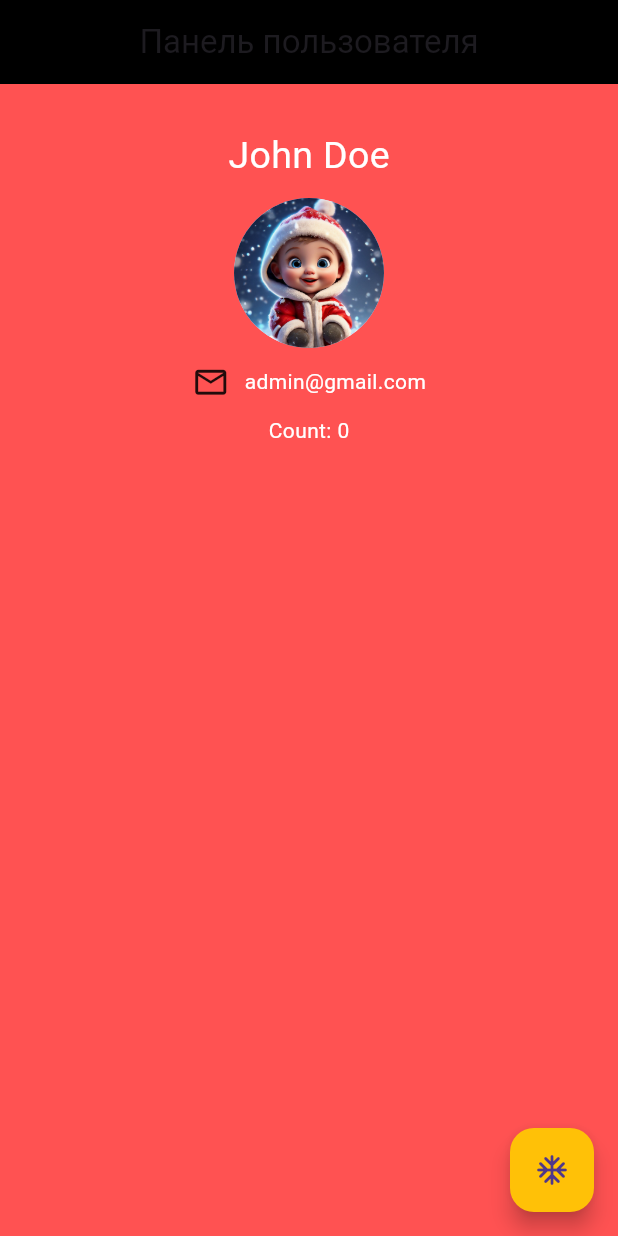
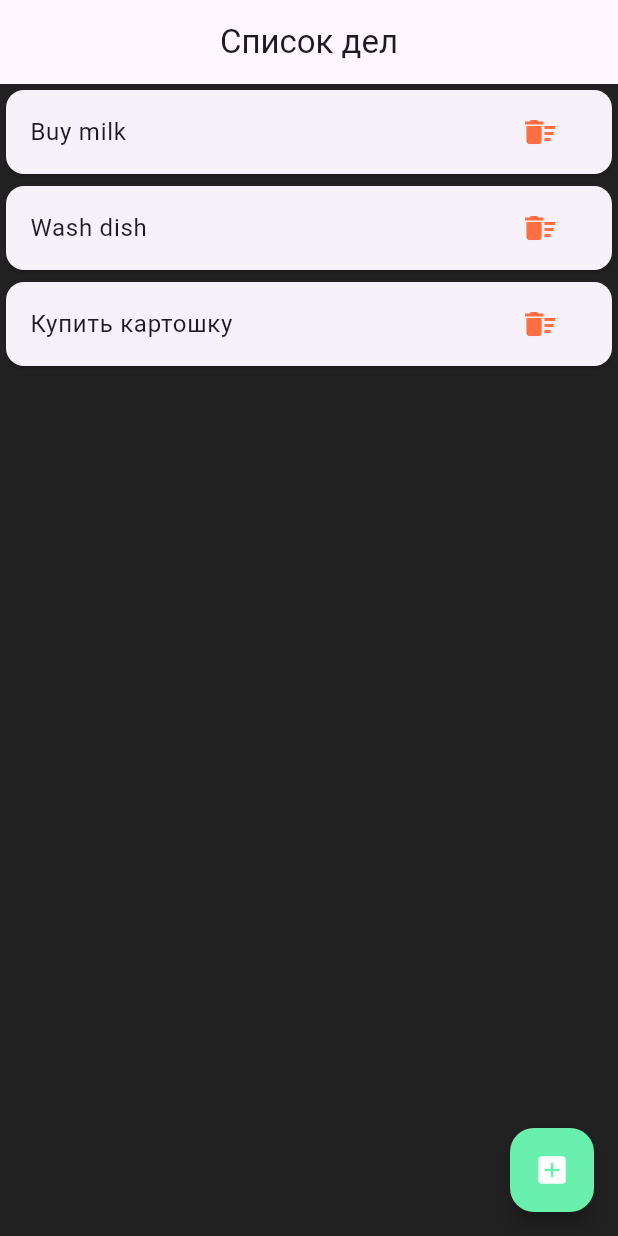
Before and after one commit to stepa456/GoshaDudar, a Flutter app: the screen it shows after launch, on a phone screen of 412 x 824 dp. Run offline on Flutter 3.47's test engine with Material 3 defaults, Android fonts, the phone set to English and light mode, and no system bars.

Commit message:
Create ToDoList

```diff
--- a/lib/main.dart
+++ b/lib/main.dart
@@ -1,80 +1,9 @@
 import 'package:flutter/material.dart';
+import 'package:gosha_dudar_1/pages/home.dart';
 
 void main() => runApp(MaterialApp(
-      home: UserPanel(),
+      theme: ThemeData(
+        primaryColor: Colors.deepOrangeAccent,
+      ),
+      home: const Home(),
     ));
-
-class UserPanel extends StatefulWidget {
-  const UserPanel({Key? key}) : super(key: key);
-  @override
-  State<UserPanel> createState() => _UserPanelState();
-}
-
-class _UserPanelState extends State<UserPanel> {
-  int _count = 0;
-
-  @override
-  Widget build(BuildContext context) {
-    return Scaffold(
-        backgroundColor: Colors.redAccent,
-        appBar: AppBar(
-          title: Text('Панель пользователя'),
-          centerTitle: true,
-          backgroundColor: Colors.black,
-        ),
-        body: SafeArea(
-            child: Row(mainAxisAlignment: MainAxisAlignment.center, children: [
-          Column(
-            children: [
-              Padding(
-                padding: EdgeInsets.only(top: 30),
-              ),
-              Text(
-                'John Doe',
-                style: TextStyle(
-                  fontSize: 25,
-                  color: Colors.white,
-                ),
-              ),
-              Padding(
-                padding: EdgeInsets.only(top: 10),
-              ),
-              CircleAvatar(
-                backgroundImage: AssetImage('assets/child.jpg'),
-                radius: 50,
-              ),
-              Padding(
-                padding: EdgeInsets.only(top: 10),
-              ),
-              Row(
-                children: [
-                  Icon(Icons.mail_outline, size: 25),
-                  Padding(
-                    padding: EdgeInsets.only(left: 10),
-                  ),
-                  Text(
-                    'admin@gmail.com',
-                    style: TextStyle(color: Colors.white),
-                  )
-                ],
-              ),
-              Padding(
-                padding: EdgeInsets.only(top: 10),
-              ),
-              Text(
-                'Count: $_count',
-                style: TextStyle(color: Colors.white),
-              )
-            ],
-          )
-        ])),
-        floatingActionButton: FloatingActionButton(
-            child: Icon(Icons.ac_unit_rounded),
-            backgroundColor: Colors.amber,
-            onPressed: () {
-              setState(() {
-                _count++;
-              });
-            }));
-  }
-}
--- /dev/null
+++ b/lib/pages/home.dart
@@ -0,0 +1,91 @@
+import 'package:flutter/material.dart';
+
+class Home extends StatefulWidget {
+  const Home({super.key});
+
+  @override
+  State<Home> createState() => _HomeState();
+}
+
+class _HomeState extends State<Home> {
+  late String _userToDO;
+  List todoList = [];
+
+  @override
+  void initState() {
+    super.initState();
+    todoList.addAll(['Buy milk', 'Wash dish', 'Купить картошку']);
+  }
+
+  @override
+  Widget build(BuildContext context) {
+    return Scaffold(
+      backgroundColor: Colors.grey[900],
+      appBar: AppBar(
+        title: const Text('Список дел'),
+        centerTitle: true,
+      ),
+      body: ListView.builder(
+          itemCount: todoList.length,
+          itemBuilder: (BuildContext context, int index) {
+            return Dismissible(
+              key: Key(todoList[index]),
+              child: Card(
+                child: ListTile(
+                  title: Text(todoList[index]),
+                  trailing: IconButton(
+                    icon: Icon(
+                      Icons.delete_sweep,
+                      color: Colors.deepOrangeAccent,
+                    ),
+                    onPressed: () {
+                      setState(() {
+                        todoList.removeAt(index);
+                      });
+                    },
+                  ),
+                ),
+              ),
+              onDismissed: (direction) {
+                //if (direction == DismissDirection.endToStart)
+                setState(() {
+                  todoList.removeAt(index);
+                });
+              },
+            );
+          }),
+      floatingActionButton: FloatingActionButton(
+        backgroundColor: Colors.greenAccent,
+        onPressed: () {
+          showDialog(
+              context: context,
+              builder: (BuildContext context) {
+                return AlertDialog(
+                  title: Text('Добавить элемент'),
+                  content: TextField(
+                    onChanged: (String value) {
+                      _userToDO = value;
+                    },
+                  ),
+                  actions: [
+                    ElevatedButton(
+                        onPressed: () {
+                          setState(() {
+                            todoList.add(_userToDO);
+                          });
+
+                          Navigator.of(context).pop();
+                        },
+                        child: Text('Добавить'))
+                  ],
+                );
+              });
+        },
+        child: Icon(
+          Icons.add_box,
+          color: Colors.white,
+        ),
+      ),
+    );
+  }
+}
```
Also changed, not shown: 101 other files.
